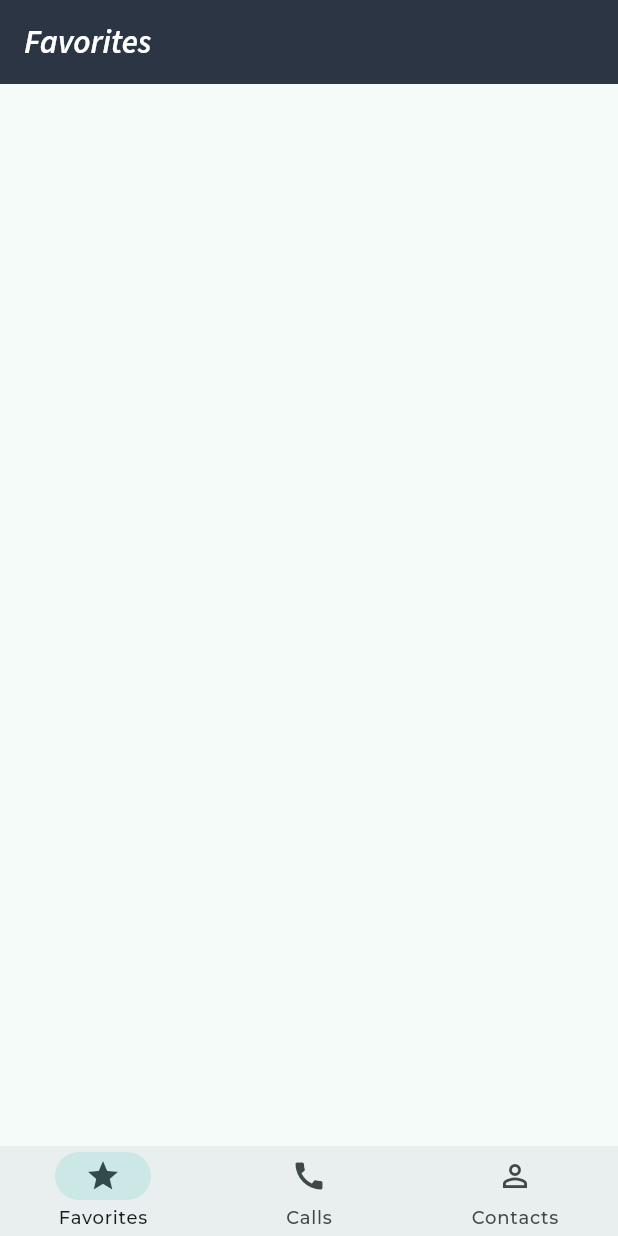
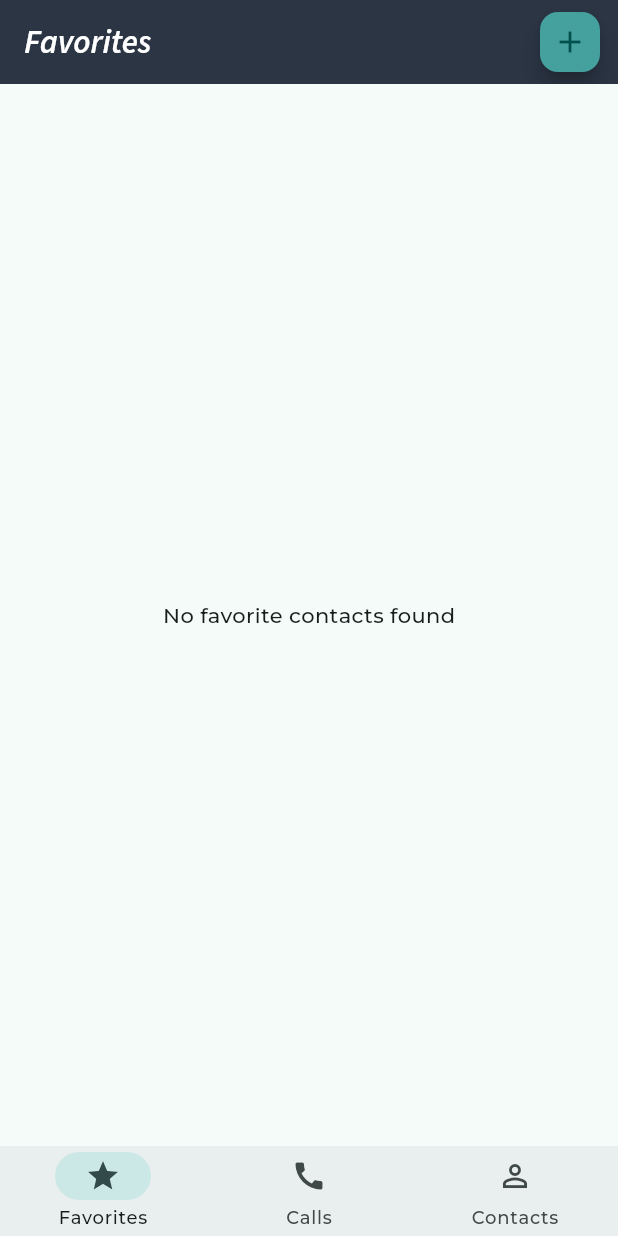
Before and after one commit to betulcalik/secure-call, a Flutter app: the screen it shows after launch, on a phone screen of 412 x 824 dp. Run offline on Flutter 3.47's test engine with Material 3 defaults, Android fonts, the phone set to English and light mode, and no system bars; our stand-ins replace flutter_bloc, flutter_contacts; project files that could hold a hidden picture were left out.

Commit message:
added add favorites screen

```diff
--- /dev/null
+++ b/lib/features/contacts/constants/contact_card_icon_type.dart
@@ -0,0 +1,5 @@
+enum ContactCardIconType {
+  call,
+  favorite,
+  noIcon
+}
--- a/lib/features/favorites/widgets/favorites_screen.dart
+++ b/lib/features/favorites/widgets/favorites_screen.dart
@@ -11,6 +11,8 @@ class FavoritesScreen extends StatefulWidget {
 class _FavoritesScreenState extends State<FavoritesScreen> {
   @override
   Widget build(BuildContext context) {
-    return Container();
+    return const Center(
+      child: Text("No favorite contacts found"),
+    );
   }
 }
--- a/lib/features/main/main_screen.dart
+++ b/lib/features/main/main_screen.dart
@@ -1,4 +1,6 @@
 import 'package:flutter/material.dart';
+import 'package:secure_call/features/contacts/constants/contact_card_icon_type.dart';
+import 'package:secure_call/features/favorites/widgets/add_favorite_screen.dart';
 import '../../utils/custom_colors.dart';
 import 'package:secure_call/features/contacts/widgets/contacts_screen.dart';
 import '../favorites/widgets/favorites_screen.dart';
@@ -14,6 +16,15 @@ class _MainScreenState extends State<MainScreen> {
   int currentPageIndex = 0;
   String appBarTitle = 'Favorites';
 
+  void _showAddFavoriteScreen(BuildContext context) {
+      showModalBottomSheet(
+          context: context,
+          builder: (context) {
+            return const AddFavoriteScreen();
+          }
+      );
+  }
+
   @override
   Widget build(BuildContext context) {
     return Scaffold(
@@ -27,6 +38,19 @@ class _MainScreenState extends State<MainScreen> {
           ),
         ),
         backgroundColor: CustomColors.secondaryColor,
+        actions: currentPageIndex == 0 ? [
+            Container(
+              padding: const EdgeInsets.all(8.0),
+              child: FloatingActionButton(
+                onPressed: () {
+                  _showAddFavoriteScreen(context);
+                },
+                mini: true,
+                backgroundColor: CustomColors.primaryColor,
+                child: const Icon(Icons.add),
+              ),
+            )
+        ] : [],
       ),
       bottomNavigationBar: NavigationBar(
         onDestinationSelected: (int index) {
@@ -63,9 +87,9 @@ class _MainScreenState extends State<MainScreen> {
         ],
       ),
       body: [
-          FavoritesScreen(),
+          const FavoritesScreen(),
           Container(),
-          ContactsScreen(),
+          const ContactsScreen(iconType: ContactCardIconType.noIcon),
       ][currentPageIndex],
     );
   }
```
Also changed, not shown: lib/features/contacts/widgets/contact_card.dart (+31 -9 lines), lib/features/contacts/widgets/contacts_screen.dart (+5 -4 lines), lib/features/favorites/widgets/add_favorite_screen.dart (added, +17 -0 lines).
